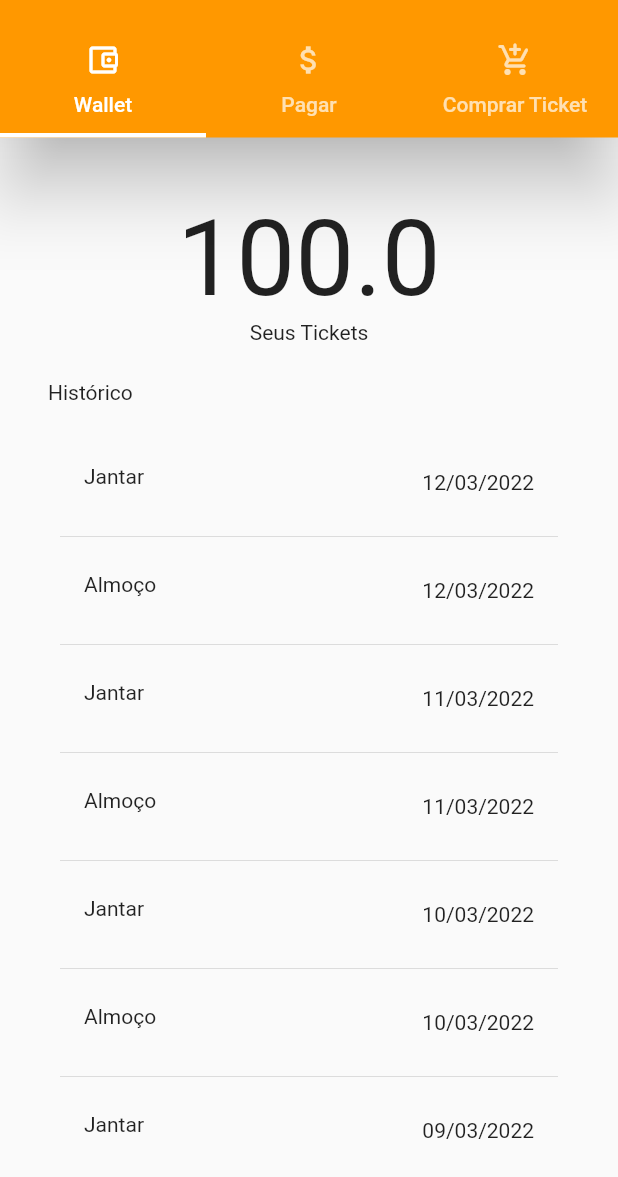
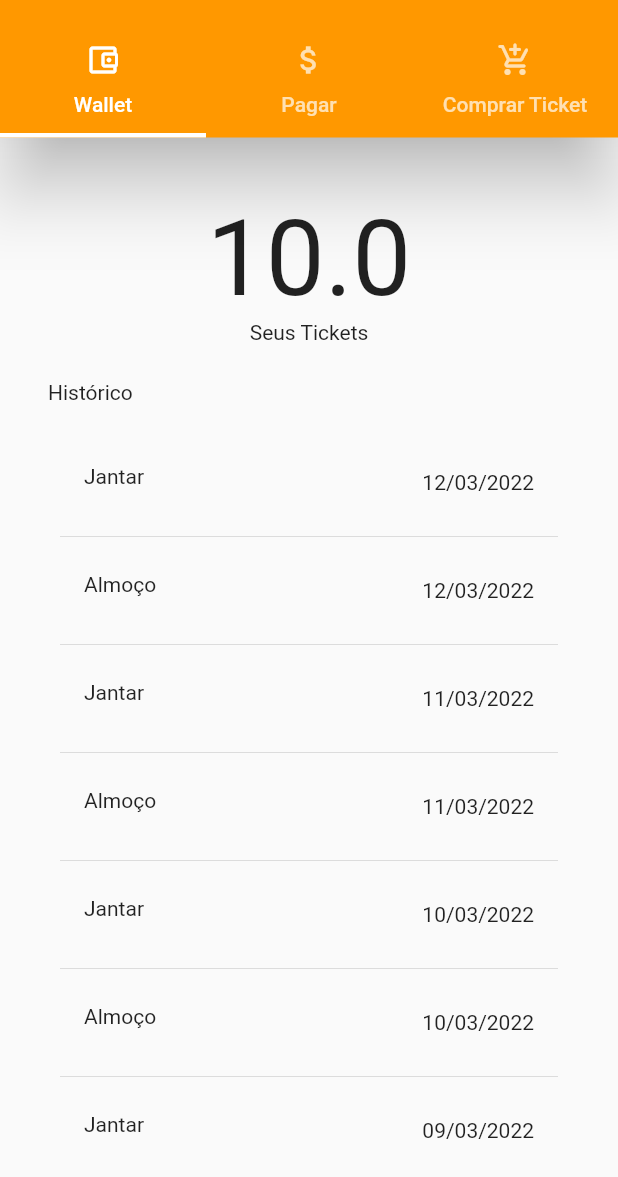
Before and after one commit to JVSC99/TicketOnline, a Flutter app: the HomePage screen opened directly, on a phone screen of 412 x 824 dp, the part 59-1236 px from its top. Run offline on Flutter 3.47's test engine with Material 2 defaults, Android fonts, the phone set to English and light mode, and no system bars; network calls fail.

Commit message:
Version final parte 1

```diff
--- a/lib/controllers/login_controller.dart
+++ /dev/null
@@ -1 +0,0 @@
-class LoginController {}
--- /dev/null
+++ b/lib/pages/components/historico.dart
@@ -0,0 +1,14 @@
+import 'package:flutter/material.dart';
+
+Expanded HistoricoList(BuildContext context, lista) {
+  return Expanded(
+    child: ListView.separated(
+        itemBuilder: (BuildContext context, int id) => ListTile(
+              leading: Text('${lista[0].historico[id].refeicao}'),
+              trailing: Text('${lista[0].historico[id].data}'),
+            ),
+        padding: EdgeInsets.all(24),
+        separatorBuilder: (_, __) => Divider(),
+        itemCount: lista[0].historico.length),
+  );
+}
--- a/lib/pages/comprar_page.dart
+++ b/lib/pages/comprar_page.dart
@@ -73,6 +73,8 @@ class ComprarPageState extends State<ComprarPage> {
                   if (_form.currentState!.validate()) {
                     setState(() {
                       AlunoRepository.lista[0].carteira.saldo += qtd;
+                      ScaffoldMessenger.of(context).showSnackBar(SnackBar(
+                          content: Text('Compra realizada com sucesso')));
                       qtd = 0;
                     });
                   }
--- a/lib/pages/wallet_page.dart
+++ b/lib/pages/wallet_page.dart
@@ -1,6 +1,8 @@
 import 'package:flutter/material.dart';
 import 'package:ticket_online/pages/components/saldo.dart';
 import 'package:ticket_online/repositories/aluno_repository.dart';
+
+import 'components/historico.dart';
 
 class WalletPage extends StatefulWidget {
   @override
@@ -33,15 +35,7 @@ class WalletPageState extends State<WalletPage> {
                 ),
               ],
             ),
-            Expanded(
-                child: ListView.separated(
-                    itemBuilder: (BuildContext context, int id) => ListTile(
-                          leading: Text('${lista[0].historico[id].refeicao}'),
-                          trailing: Text('${lista[0].historico[id].data}'),
-                        ),
-                    padding: EdgeInsets.all(24),
-                    separatorBuilder: (_, __) => Divider(),
-                    itemCount: lista[0].historico.length))
+            HistoricoList(context, lista)
           ],
         ),
       ),
--- a/lib/repositories/aluno_repository.dart
+++ b/lib/repositories/aluno_repository.dart
@@ -8,7 +8,7 @@ class AlunoRepository {
         nome: 'João Victor',
         ra: '123',
         senha: '1234',
-        carteira: Carteira(id: 'João_123', saldo: 100),
+        carteira: Carteira(id: 'João_123', saldo: 10),
         historico: [
           Historico(data: '12/03/2022', refeicao: 'Jantar'),
           Historico(data: '12/03/2022', refeicao: 'Almoço'),
```
Also changed, not shown: lib/pages/login_page.dart (+30 -7 lines), lib/pages/pagar_pages.dart (+17 -1 lines), lib/pages/profile_page.dart (+8 -2 lines).
